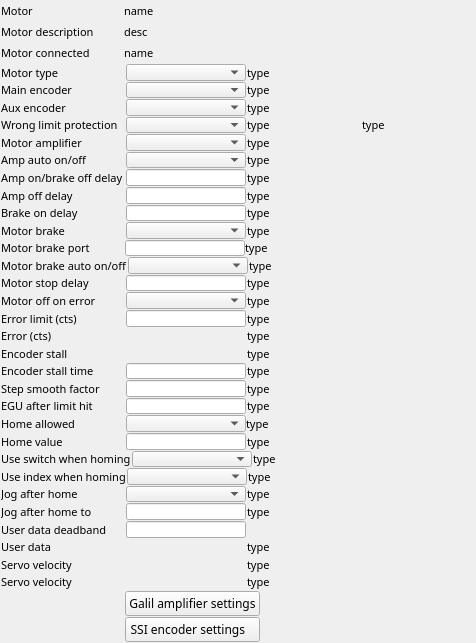
Old version of the form GalilSup/op/ui/galil_motor_extras.ui in the repository ISISComputingGroup/EPICS-galil.
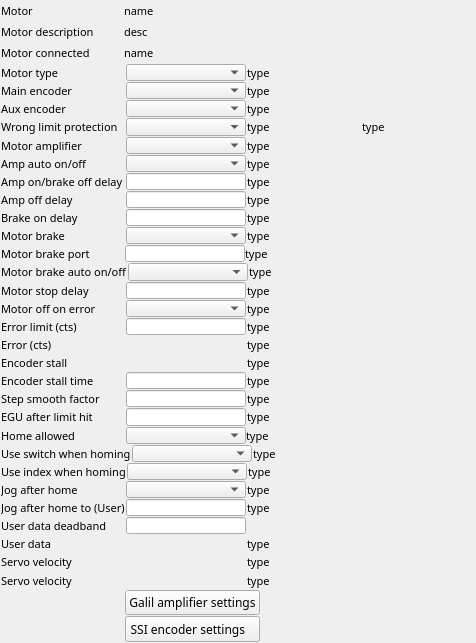
New version of the form. Custom widgets are drawn as their Qt base class.

Commit message: Import Galil 3-5 62daf1f 15/7/2017

```diff
--- a/GalilSup/op/ui/galil_motor_extras.ui
+++ b/GalilSup/op/ui/galil_motor_extras.ui
@@ -19,7 +19,7 @@
   <property name="windowTitle">
    <string>EFrame</string>
   </property>
-  <layout class="QVBoxLayout" name="verticalLayout" stretch="2,2,2,2,2,2,2,2,2,2,2,2,2,2,2,2,2,2,2,2,2,2,2,2,2,2,2,2,2,2,2,2,2,3,3">
+  <layout class="QVBoxLayout" name="verticalLayout" stretch="2,2,2,2,2,2,2,2,2,2,2,2,2,2,2,2,2,2,2,2,2,2,2,2,2,2,2,2,2,2,2,2,3,3">
    <property name="spacing">
     <number>1</number>
    </property>
@@ -2057,94 +2057,6 @@
      </item>
     </layout>
    </item>
-   <item>
-    <layout class="QHBoxLayout" name="horizontalLayout_30">
-     <property name="spacing">
-      <number>1</number>
-     </property>
-     <item>
-      <widget class="QLabel" name="label_32">
-       <property name="sizePolicy">
-        <sizepolicy hsizetype="Fixed" vsizetype="Preferred">
-         <horstretch>0</horstretch>
-         <verstretch>0</verstretch>
-        </sizepolicy>
-       </property>
-       <property name="minimumSize">
-        <size>
-         <width>124</width>
-         <height>0</height>
-        </size>
-       </property>
-       <property name="font">
-        <font>
-         <family>Abyssinica SIL</family>
-         <pointsize>8</pointsize>
-        </font>
-       </property>
-       <property name="text">
-        <string>Home value</string>
-       </property>
-      </widget>
-     </item>
-     <item>
-      <widget class="QELineEdit" name="qelineedit_13">
-       <property name="sizePolicy">
-        <sizepolicy hsizetype="Fixed" vsizetype="Preferred">
-         <horstretch>0</horstretch>
-         <verstretch>0</verstretch>
-        </sizepolicy>
-       </property>
-       <property name="minimumSize">
-        <size>
-         <width>120</width>
-         <height>1</height>
-        </size>
-       </property>
-       <property name="font">
-        <font>
-         <family>Abyssinica SIL</family>
-         <pointsize>8</pointsize>
-        </font>
-       </property>
-       <property name="variable" stdset="0">
-        <string>$(DMC)$(M)_HOMEVAL_SP</string>
-       </property>
-       <property name="addUnits">
-        <bool>true</bool>
-       </property>
-      </widget>
-     </item>
-     <item>
-      <widget class="QELabel" name="qelabel_32">
-       <property name="sizePolicy">
-        <sizepolicy hsizetype="Minimum" vsizetype="Preferred">
-         <horstretch>0</horstretch>
-         <verstretch>0</verstretch>
-        </sizepolicy>
-       </property>
-       <property name="font">
-        <font>
-         <family>Abyssinica SIL</family>
-         <pointsize>8</pointsize>
-        </font>
-       </property>
-       <property name="layoutDirection">
-        <enum>Qt::LeftToRight</enum>
-       </property>
-       <property name="alignment">
-        <set>Qt::AlignLeading|Qt::AlignLeft|Qt::AlignVCenter</set>
-       </property>
-       <property name="variable" stdset="0">
-        <string>$(DMC)$(M)_HOMEVAL_MON</string>
-       </property>
-       <property name="text">
-        <string>type</string>
-       </property>
-      </widget>
-     </item>
-    </layout>
-   </item>
    <item>
     <layout class="QHBoxLayout" name="horizontalLayout_32">
      <property name="spacing">
@@ -2426,7 +2338,7 @@
         </font>
        </property>
        <property name="text">
-        <string>Jog after home to</string>
+        <string>Jog after home to (User)</string>
        </property>
       </widget>
      </item>
```
The commit also changes 28 other files.
